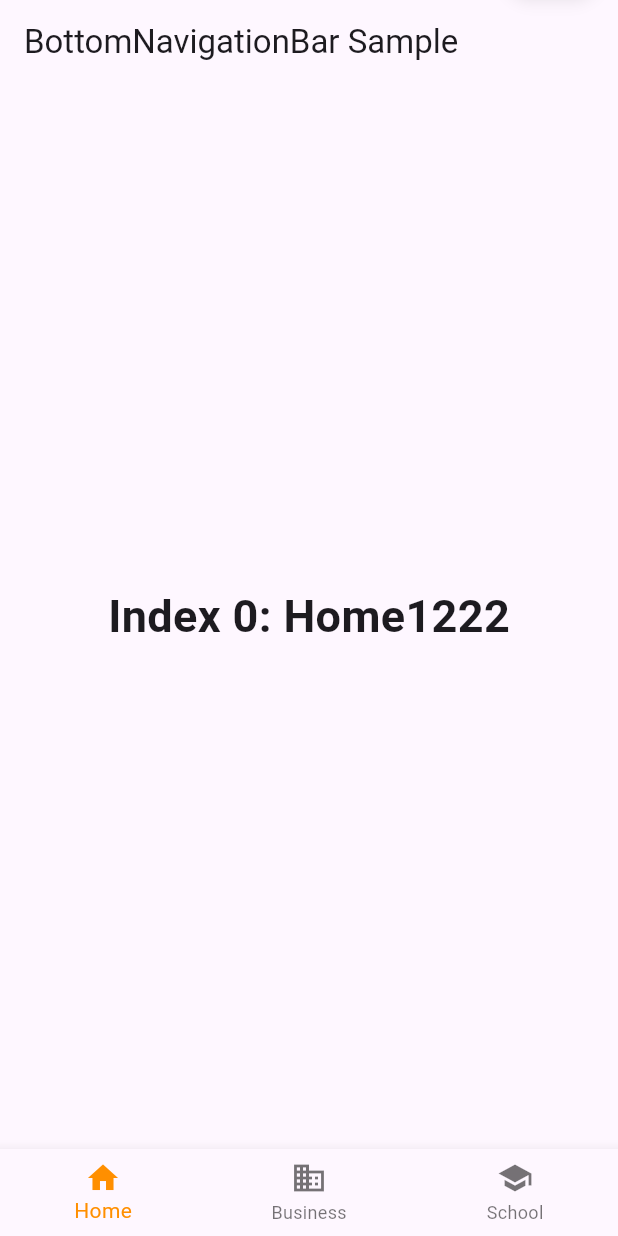
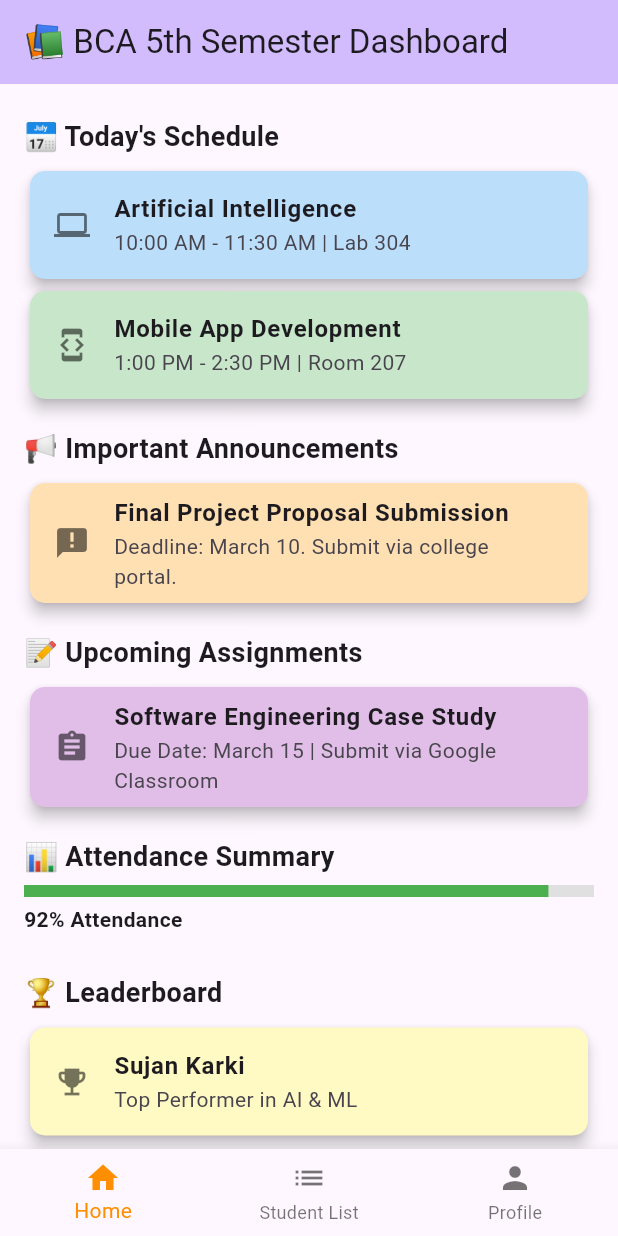
Before and after one commit to Ambikadulal/reliance_college_app, a Flutter app: the screen it shows after launch, on a phone screen of 412 x 824 dp. Run offline on Flutter 3.47's test engine with Material 3 defaults, Android fonts, the phone set to English and light mode, and no system bars.

Commit message:
added new feature

```diff
--- a/lib/pages/app/my_app.dart
+++ b/lib/pages/app/my_app.dart
@@ -11,7 +11,7 @@ class MyApp extends StatelessWidget {
       theme: ThemeData(
         colorScheme: ColorScheme.fromSeed(seedColor: Colors.deepPurple),
       ),
-      home: const MyHomePage(title: 'Flutter Demo Home Page'),
+      home: const MyHomePage(title: '📚 BCA 5th Semester Dashboard'),
     );
   }
 }
--- a/lib/pages/screens/bottom_nav/bottom_navigation_bar.dart
+++ b/lib/pages/screens/bottom_nav/bottom_navigation_bar.dart
@@ -1,8 +1,13 @@
-
 import 'package:flutter/material.dart';
 
 class BottomNavigationBarExample extends StatefulWidget {
-  const BottomNavigationBarExample({super.key});
+  final int selectedIndex;
+  final void Function(int)? onItemTapped;
+  const BottomNavigationBarExample({
+    super.key,
+    required this.selectedIndex,
+    required this.onItemTapped,
+  });
 
   @override
   State<BottomNavigationBarExample> createState() =>
@@ -11,41 +16,17 @@ class BottomNavigationBarExample extends StatefulWidget {
 
 class _BottomNavigationBarExampleState
     extends State<BottomNavigationBarExample> {
-  int _selectedIndex = 0;
-  static const TextStyle optionStyle = TextStyle(
-    fontSize: 30,
-    fontWeight: FontWeight.bold,
-  );
-  static const List<Widget> _widgetOptions = <Widget>[
-    Text('Index 0: Home1222', style: optionStyle),
-    Text('Index 1: Business', style: optionStyle),
-    Text('Index 2: School', style: optionStyle),
-  ];
-
-  void _onItemTapped(int index) {
-    setState(() {
-      _selectedIndex = index;
-    });
-  }
-
   @override
   Widget build(BuildContext context) {
-    return Scaffold(
-      appBar: AppBar(title: const Text('BottomNavigationBar Sample')),
-      body: Center(child: _widgetOptions.elementAt(_selectedIndex)),
-      bottomNavigationBar: BottomNavigationBar(
-        items: const <BottomNavigationBarItem>[
-          BottomNavigationBarItem(icon: Icon(Icons.home), label: 'Home'),
-          BottomNavigationBarItem(
-            icon: Icon(Icons.business),
-            label: 'Business',
-          ),
-          BottomNavigationBarItem(icon: Icon(Icons.school), label: 'School'),
-        ],
-        currentIndex: _selectedIndex,
-        selectedItemColor: Colors.amber[800],
-        onTap: _onItemTapped,
-      ),
+    return BottomNavigationBar(
+      items: const <BottomNavigationBarItem>[
+        BottomNavigationBarItem(icon: Icon(Icons.home), label: 'Home'),
+        BottomNavigationBarItem(icon: Icon(Icons.list), label: 'Student List'),
+        BottomNavigationBarItem(icon: Icon(Icons.person), label: 'Profile'),
+      ],
+      currentIndex: widget.selectedIndex,
+      selectedItemColor: Colors.amber[800],
+      onTap: widget.onItemTapped!,
     );
   }
 }
--- /dev/null
+++ b/lib/pages/screens/dashboard.dart
@@ -0,0 +1,117 @@
+import 'package:flutter/material.dart';
+
+class StudentDashboard extends StatelessWidget {
+  const StudentDashboard({super.key});
+
+  @override
+  Widget build(BuildContext context) {
+    return SingleChildScrollView(
+      padding: const EdgeInsets.all(16),
+      child: Column(
+        crossAxisAlignment: CrossAxisAlignment.start,
+        children: [
+          // Section: Today's Schedule
+          _sectionTitle("📅 Today's Schedule"),
+          _buildCard(
+            icon: Icons.computer,
+            title: "Artificial Intelligence",
+            subtitle: "10:00 AM - 11:30 AM | Lab 304",
+            color: Colors.blue.shade100,
+          ),
+          _buildCard(
+            icon: Icons.developer_mode,
+            title: "Mobile App Development",
+            subtitle: "1:00 PM - 2:30 PM | Room 207",
+            color: Colors.green.shade100,
+          ),
+
+          const SizedBox(height: 10),
+
+          // Section: Announcements
+          _sectionTitle("📢 Important Announcements"),
+          _buildCard(
+            icon: Icons.announcement,
+            title: "Final Project Proposal Submission",
+            subtitle: "Deadline: March 10. Submit via college portal.",
+            color: Colors.orange.shade100,
+          ),
+
+          const SizedBox(height: 10),
+
+          // Section: Assignments
+          _sectionTitle("📝 Upcoming Assignments"),
+          _buildCard(
+            icon: Icons.assignment,
+            title: "Software Engineering Case Study",
+            subtitle: "Due Date: March 15 | Submit via Google Classroom",
+            color: Colors.purple.shade100,
+          ),
+
+          const SizedBox(height: 10),
+
+          // Section: Attendance Summary
+          _sectionTitle("📊 Attendance Summary"),
+          _buildAttendanceProgress(0.92, "92% Attendance"),
+
+          const SizedBox(height: 20),
+
+          // Section: Leaderboard
+          _sectionTitle("🏆 Leaderboard"),
+          _buildCard(
+            icon: Icons.emoji_events,
+            title: "Sujan Karki",
+            subtitle: "Top Performer in AI & ML",
+            color: Colors.yellow.shade100,
+          ),
+        ],
+      ),
+    );
+  }
+
+  // Helper function to create section titles
+  Widget _sectionTitle(String title) {
+    return Padding(
+      padding: const EdgeInsets.symmetric(vertical: 6),
+      child: Text(
+        title,
+        style: const TextStyle(fontSize: 18, fontWeight: FontWeight.bold),
+      ),
+    );
+  }
+
+  // Helper function to create reusable Cards
+  Widget _buildCard({
+    required IconData icon,
+    required String title,
+    required String subtitle,
+    required Color color,
+  }) {
+    return Card(
+      color: color,
+      elevation: 4,
+      shape: RoundedRectangleBorder(borderRadius: BorderRadius.circular(10)),
+      child: ListTile(
+        leading: Icon(icon, color: Colors.black54),
+        title: Text(title, style: const TextStyle(fontWeight: FontWeight.bold)),
+        subtitle: Text(subtitle),
+      ),
+    );
+  }
+
+  // Attendance Progress Bar
+  Widget _buildAttendanceProgress(double value, String label) {
+    return Column(
+      crossAxisAlignment: CrossAxisAlignment.start,
+      children: [
+        LinearProgressIndicator(
+          value: value,
+          color: Colors.green,
+          backgroundColor: Colors.grey.shade300,
+          minHeight: 8,
+        ),
+        const SizedBox(height: 5),
+        Text(label, style: const TextStyle(fontWeight: FontWeight.bold)),
+      ],
+    );
+  }
+}
--- a/lib/pages/screens/my_home_page.dart
+++ b/lib/pages/screens/my_home_page.dart
@@ -1,4 +1,6 @@
 import 'package:bca_student_app/pages/screens/bottom_nav/bottom_navigation_bar.dart';
+import 'package:bca_student_app/pages/screens/dashboard.dart';
+import 'package:bca_student_app/pages/screens/student_info_listview.dart';
 import 'package:flutter/material.dart';
 
 class MyHomePage extends StatefulWidget {
@@ -11,11 +13,22 @@ class MyHomePage extends StatefulWidget {
 }
 
 class _MyHomePageState extends State<MyHomePage> {
-  int _counter = 0;
+  int _selectedIndex = 0;
 
-  void _incrementCounter() {
+  static const TextStyle optionStyle = TextStyle(
+    fontSize: 30,
+    fontWeight: FontWeight.bold,
+  );
+
+  static final List<Widget> _widgetOptions = <Widget>[
+    StudentDashboard(),
+    StudentInfoListView(),
+    Text('Index 2: School', style: optionStyle),
+  ];
+
+  void _onItemTapped(int index) {
     setState(() {
-      _counter++;
+      _selectedIndex = index;
     });
   }
 
@@ -24,45 +37,14 @@ class _MyHomePageState extends State<MyHomePage> {
     return Scaffold(
       appBar: AppBar(
         backgroundColor: Theme.of(context).colorScheme.inversePrimary,
-        // Here we take the value from the MyHomePage object that was created by
-        // the App.build method, and use it to set our appbar title.
         title: Text(widget.title),
       ),
-      body: Center(
-        // Center is a layout widget. It takes a single child and positions it
-        // in the middle of the parent.
-        child: Column(
-          // Column is also a layout widget. It takes a list of children and
-          // arranges them vertically. By default, it sizes itself to fit its
-          // children horizontally, and tries to be as tall as its parent.
-          //
-          // Column has various properties to control how it sizes itself and
-          // how it positions its children. Here we use mainAxisAlignment to
-          // center the children vertically; the main axis here is the vertical
-          // axis because Columns are vertical (the cross axis would be
-          // horizontal).
-          //
-          // TRY THIS: Invoke "debug painting" (choose the "Toggle Debug Paint"
-          // action in the IDE, or press "p" in the console), to see the
-          // wireframe for each widget.
-          mainAxisAlignment: MainAxisAlignment.center,
-          children: <Widget>[
-            const Text('You have pushed the button this many times working:'),
-            Text(
-              '$_counter',
-              style: Theme.of(context).textTheme.headlineMedium,
-            ),
-          ],
-        ),
+      body: Center(child: _widgetOptions[_selectedIndex]),
+
+      bottomNavigationBar: BottomNavigationBarExample(
+        selectedIndex: _selectedIndex,
+        onItemTapped: _onItemTapped,
       ),
-      floatingActionButton: FloatingActionButton(
-        onPressed: _incrementCounter,
-        tooltip: 'Increment ',
-        child: const Icon(Icons.add),
-      ),
-
-
-      bottomNavigationBar: BottomNavigationBarExample(),
     );
   }
 }
--- /dev/null
+++ b/lib/pages/screens/student_info_listview.dart
@@ -0,0 +1,31 @@
+import 'package:flutter/material.dart';
+
+class StudentInfoListView extends StatelessWidget {
+  const StudentInfoListView({super.key});
+
+  @override
+  Widget build(BuildContext context) {
+    final List<String> items = List.generate(4, (index) => 'Item ${index + 1}');
+
+    return ListView.builder(
+      itemCount: items.length,
+      itemBuilder: (context, index) {
+        return Card(
+          margin: EdgeInsets.symmetric(horizontal: 16, vertical: 8),
+          elevation: 4,
+          child: ListTile(
+            leading: CircleAvatar(child: Text('${index + 1}')),
+            title: Text(items[index]),
+            subtitle: Text('This is a description'),
+            trailing: Icon(Icons.arrow_forward),
+            onTap: () {
+              ScaffoldMessenger.of(context).showSnackBar(
+                SnackBar(content: Text('${items[index]} tapped!')),
+              );
+            },
+          ),
+        );
+      },
+    );
+  }
+}
--- a/lib/pages/screens/test.dart
+++ /dev/null
@@ -1,27 +0,0 @@
-import 'package:flutter/material.dart';
-
-class MyStatefullpage extends StatefulWidget {
-  const MyStatefullpage({super.key});
-
-  @override
-  State<MyStatefullpage> createState() => _MyStatefullpageState();
-}
-
-class _MyStatefullpageState extends State<MyStatefullpage> {
-  @override
-  Widget build(BuildContext context) {
-    return Scaffold(
-      appBar: AppBar(),
-      body: Container ());
-  }
-}
-
-
-class TestPage extends StatelessWidget {
-  const TestPage({super.key});
-
-  @override
-  Widget build(BuildContext context) {
-    return const Placeholder();
-  }
-}
```
Also changed, not shown: lib/main.dart (line endings or trailing spaces).
